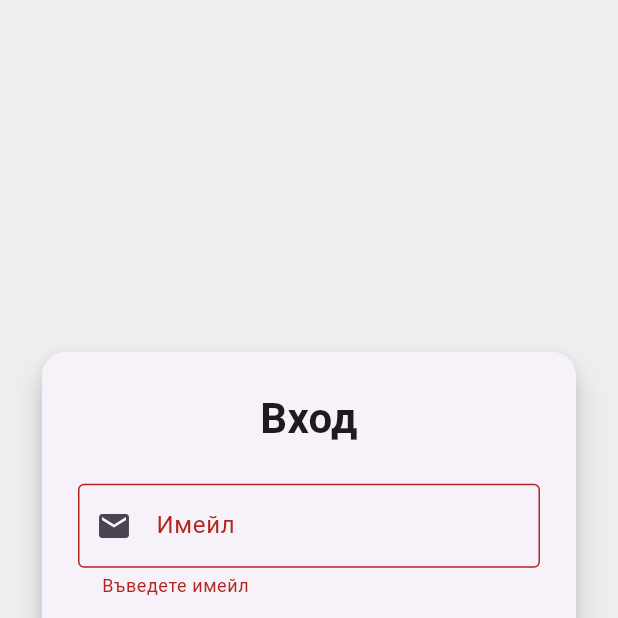
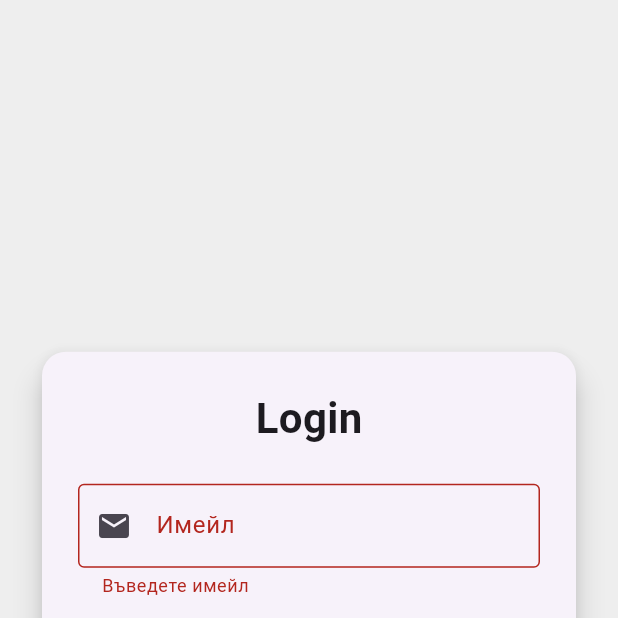
Before and after one commit to iblazhev/guesthouse.backoffice, a Flutter app: the screen it shows after launch, after a tap on "Вход", on a phone screen of 412 x 824 dp, the top half of it. Run offline on Flutter 3.47's test engine with Material 3 defaults, Android fonts, the phone set to English and light mode, and no system bars; network calls fail.

Commit message:
add basic localization

```diff
--- /dev/null
+++ b/guesthouse_flutter/l10n/bg.json
@@ -0,0 +1,5 @@
+{
+  "title": "Hola, Mundo!",
+  "loginTitle": "Вход",
+  "greeting": "Bienvenido a la localización de Flutter"
+}
--- /dev/null
+++ b/guesthouse_flutter/l10n/en.json
@@ -0,0 +1,5 @@
+{
+  "title": "Hello, World!",
+  "loginTitle": "Login",
+  "greeting": "Welcome to Flutter Localization"
+}
--- /dev/null
+++ b/guesthouse_flutter/lib/l10n/app_localizations.dart
@@ -0,0 +1,44 @@
+import 'dart:convert';
+import 'package:flutter/services.dart';
+import 'package:flutter/widgets.dart';
+
+class AppLocalizations {
+  final Locale locale;
+
+  AppLocalizations(this.locale);
+
+  static AppLocalizations? of(BuildContext context) {
+    return Localizations.of<AppLocalizations>(context, AppLocalizations);
+  }
+
+  static const LocalizationsDelegate<AppLocalizations> delegate = _AppLocalizationsDelegate();
+
+  Map<String, String> _localizedStrings = {};
+
+  Future<void> load() async {
+    String jsonString = await rootBundle.loadString('l10n/${locale.languageCode}.json');
+    Map<String, dynamic> jsonMap = json.decode(jsonString);
+    _localizedStrings = jsonMap.map((key, value) => MapEntry(key, value.toString()));
+  }
+
+  String translate(String key) {
+    return _localizedStrings[key] ?? key;
+  }
+}
+
+class _AppLocalizationsDelegate extends LocalizationsDelegate<AppLocalizations> {
+  const _AppLocalizationsDelegate();
+
+  @override
+  bool isSupported(Locale locale) => ['en', 'bg'].contains(locale.languageCode);
+
+  @override
+  Future<AppLocalizations> load(Locale locale) async {
+    AppLocalizations localizations = AppLocalizations(locale);
+    await localizations.load();
+    return localizations;
+  }
+
+  @override
+  bool shouldReload(_AppLocalizationsDelegate old) => false;
+}
--- a/guesthouse_flutter/lib/main.dart
+++ b/guesthouse_flutter/lib/main.dart
@@ -1,5 +1,8 @@
 import 'package:flutter/material.dart';
 import 'screens/login_screen.dart';
+import 'package:flutter_localizations/flutter_localizations.dart';
+import 'package:intl/intl.dart';
+import 'l10n/app_localizations.dart';
 
 void main() {
   runApp(const MyApp());
@@ -12,6 +15,24 @@ class MyApp extends StatelessWidget {
   Widget build(BuildContext context) {
     return MaterialApp(
       title: 'Login Demo',
+      localizationsDelegates: [
+        AppLocalizations.delegate,
+        GlobalMaterialLocalizations.delegate,
+        GlobalWidgetsLocalizations.delegate,
+        GlobalCupertinoLocalizations.delegate,
+      ],
+      localeResolutionCallback: (locale, supportedLocales) {
+        for (var supportedLocale in supportedLocales) {
+          if (supportedLocale.languageCode == locale?.languageCode) {
+            return supportedLocale;
+          }
+        }
+        return supportedLocales.first;
+      },
+      supportedLocales: [
+        Locale('en'), // English
+        Locale('bg'), // Bulgarian
+      ],
       debugShowCheckedModeBanner: false,
       theme: ThemeData(
         primarySwatch: Colors.blue,
--- a/guesthouse_flutter/lib/screens/login_screen.dart
+++ b/guesthouse_flutter/lib/screens/login_screen.dart
@@ -1,4 +1,6 @@
 import 'package:flutter/material.dart';
+
+import '../l10n/app_localizations.dart';
 import '../services/auth_service.dart';
 import 'home_screen.dart';
 
@@ -73,9 +75,9 @@ class _LoginScreenState extends State<LoginScreen> {
                 child: Column(
                   mainAxisSize: MainAxisSize.min,
                   children: [
-                    const Text(
-                      "Вход",
-                      style: TextStyle(
+                    Text(
+                      AppLocalizations.of(context)!.translate('loginTitle'),
+                      style: const TextStyle(
                         fontSize: 28,
                         fontWeight: FontWeight.bold,
                       ),
```
Also changed, not shown: guesthouse_flutter/pubspec.yaml (+7 -3 lines), guesthouse_flutter/pubspec.lock.
